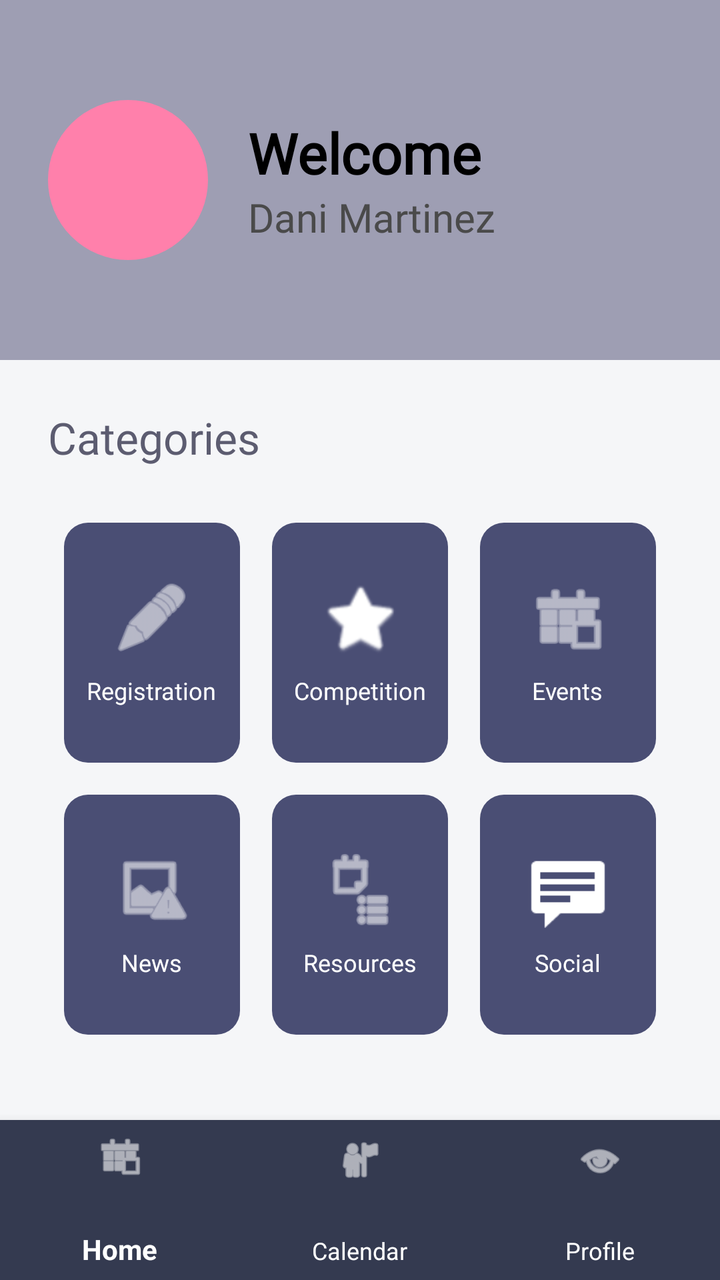
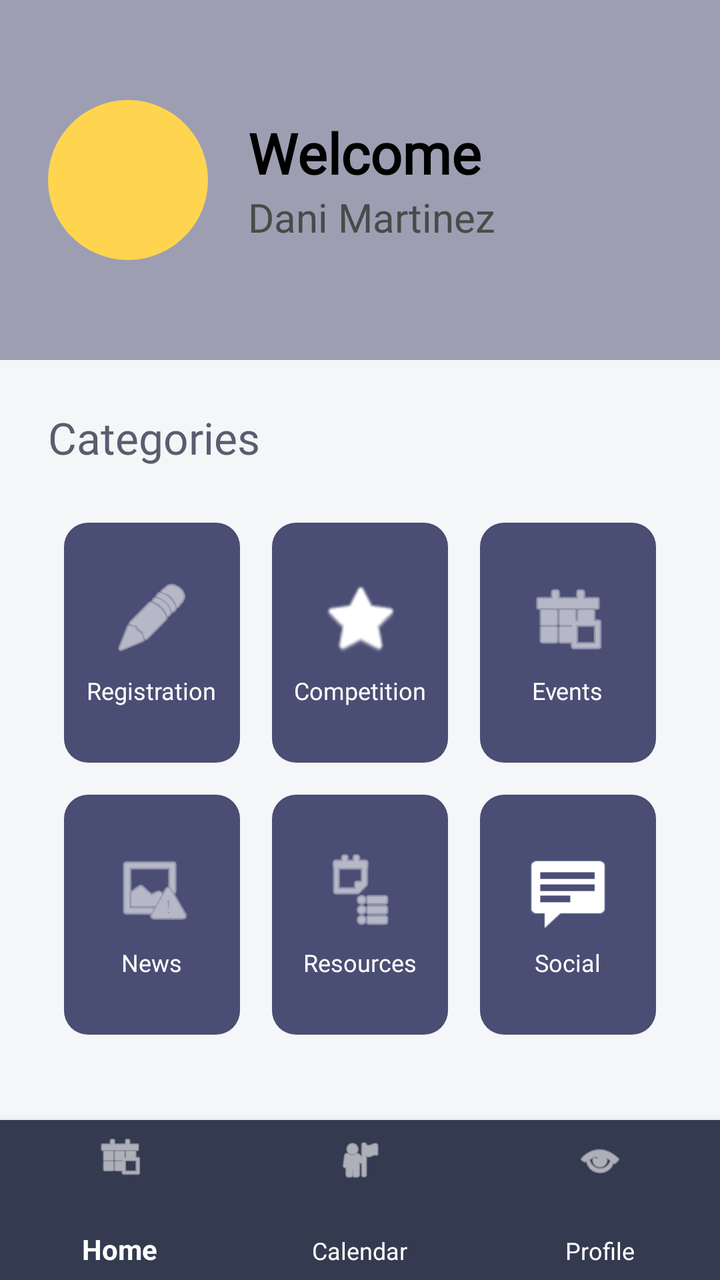

Two renders of the same Android screen: before a commit and after it. Below are the layout's source before the change and the commit's diff.
<!-- AndroidManifest.xml: activity theme Theme.FblaConnectV2 -->
<!-- res/layout/activity_main.xml -->
<?xml version="1.0" encoding="utf-8"?>
<RelativeLayout xmlns:android="http://schemas.android.com/apk/res/android"
    xmlns:app="http://schemas.android.com/apk/res-auto"
    android:layout_width="match_parent"
    android:layout_height="match_parent"
    android:background="#F5F6F8">

    <LinearLayout
        android:layout_width="match_parent"
        android:layout_height="match_parent"
        android:orientation="vertical">

        
        <LinearLayout
            android:id="@+id/headerLayout"
            android:layout_width="match_parent"
            android:layout_height="180dp"
            android:background="@color/header_grey"
            android:orientation="horizontal"
            android:padding="24dp"
            android:gravity="center_vertical">

            <View
                android:layout_width="80dp"
                android:layout_height="80dp"
                android:background="@drawable/circle_pink" />

            <LinearLayout
                android:layout_width="wrap_content"
                android:layout_height="wrap_content"
                android:layout_marginStart="20dp"
                android:orientation="vertical">

                <TextView
                    android:layout_width="wrap_content"
                    android:layout_height="wrap_content"
                    android:fontFamily="@font/raleway"
                    android:text="Welcome"
                    android:textColor="@color/black"
                    android:textSize="28sp"
                    android:textStyle="bold" />

                <TextView
                    android:id="@+id/txtUserName"
                    android:layout_width="wrap_content"
                    android:layout_height="wrap_content"
                    android:fontFamily="@font/raleway"
                    android:text="Dani Martinez"
                    android:textColor="#4A4A4A"
                    android:textSize="20sp" />
            </LinearLayout>
        </LinearLayout>

        
        <ScrollView
            android:id="@+id/dashboardView"
            android:layout_width="match_parent"
            android:layout_height="0dp"
            android:layout_weight="1"
            android:visibility="visible">

            <LinearLayout
                android:layout_width="match_parent"
                android:layout_height="wrap_content"
                android:orientation="vertical"
                android:padding="24dp">

                <TextView
                    android:layout_width="wrap_content"
                    android:layout_height="wrap_content"
                    android:fontFamily="@font/raleway"
                    android:text="Categories"
                    android:textColor="#5C5C70"
                    android:textSize="22sp"
                    android:layout_marginBottom="20dp" />

                <GridLayout
                    android:layout_width="match_parent"
                    android:layout_height="wrap_content"
                    android:columnCount="3"
                    android:alignmentMode="alignMargins"
                    android:columnOrderPreserved="false">

                    <LinearLayout
                        android:id="@+id/categoryRegistration"
                        android:layout_width="0dp"
                        android:layout_height="120dp"
                        android:layout_columnWeight="1"
                        android:layout_margin="8dp"
                        android:background="@drawable/category_item_background"
                        android:gravity="center"
                        android:orientation="vertical"
                        android:clickable="true"
                        android:focusable="true">
                        <ImageView android:layout_width="40dp" android:layout_height="40dp" android:src="@android:drawable/ic_menu_edit" app:tint="@color/white" />
                        <TextView android:layout_width="wrap_content" android:layout_height="wrap_content" android:layout_marginTop="8dp" android:fontFamily="@font/raleway" android:text="Registration" android:textColor="@color/white" android:textSize="12sp" />
                    </LinearLayout>

                    <LinearLayout
                        android:id="@+id/categoryCompetition"
                        android:layout_width="0dp"
                        android:layout_height="120dp"
                        android:layout_columnWeight="1"
                        android:layout_margin="8dp"
                        android:background="@drawable/category_item_background"
                        android:gravity="center"
                        android:orientation="vertical"
                        android:clickable="true"
                        android:focusable="true">
                        <ImageView android:layout_width="40dp" android:layout_height="40dp" android:src="@android:drawable/btn_star" app:tint="@color/white" />
                        <TextView android:layout_width="wrap_content" android:layout_height="wrap_content" android:layout_marginTop="8dp" android:fontFamily="@font/raleway" android:text="Competition" android:textColor="@color/white" android:textSize="12sp" />
                    </LinearLayout>

                    <LinearLayout
                        android:id="@+id/categoryEvents"
                        android:layout_width="0dp"
                        android:layout_height="120dp"
                        android:layout_columnWeight="1"
                        android:layout_margin="8dp"
                        android:background="@drawable/category_item_background"
                        android:gravity="center"
                        android:orientation="vertical"
                        android:clickable="true"
                        android:focusable="true">
                        <ImageView android:layout_width="40dp" android:layout_height="40dp" android:src="@android:drawable/ic_menu_today" app:tint="@color/white" />
                        <TextView android:layout_width="wrap_content" android:layout_height="wrap_content" android:layout_marginTop="8dp" android:fontFamily="@font/raleway" android:text="Events" android:textColor="@color/white" android:textSize="12sp" />
                    </LinearLayout>

                    <LinearLayout
                        android:id="@+id/categoryNews"
                        android:layout_width="0dp"
                        android:layout_height="120dp"
                        android:layout_columnWeight="1"
                        android:layout_margin="8dp"
                        android:background="@drawable/category_item_background"
                        android:gravity="center"
                        android:orientation="vertical"
                        android:clickable="true"
                        android:focusable="true">
                        <ImageView android:layout_width="40dp" android:layout_height="40dp" android:src="@android:drawable/ic_menu_report_image" app:tint="@color/white" />
                        <TextView android:layout_width="wrap_content" android:layout_height="wrap_content" android:layout_marginTop="8dp" android:fontFamily="@font/raleway" android:text="News" android:textColor="@color/white" android:textSize="12sp" />
                    </LinearLayout>

                    <LinearLayout
                        android:id="@+id/categoryResources"
                        android:layout_width="0dp"
                        android:layout_height="120dp"
                        android:layout_columnWeight="1"
                        android:layout_margin="8dp"
                        android:background="@drawable/category_item_background"
                        android:gravity="center"
                        android:orientation="vertical"
                        android:clickable="true"
                        android:focusable="true">
                        <ImageView android:layout_width="40dp" android:layout_height="40dp" android:src="@android:drawable/ic_menu_agenda" app:tint="@color/white" />
                        <TextView android:layout_width="wrap_content" android:layout_height="wrap_content" android:layout_marginTop="8dp" android:fontFamily="@font/raleway" android:text="Resources" android:textColor="@color/white" android:textSize="12sp" />
                    </LinearLayout>

                    <LinearLayout
                        android:id="@+id/categorySocial"
                        android:layout_width="0dp"
                        android:layout_height="120dp"
                        android:layout_columnWeight="1"
                        android:layout_margin="8dp"
                        android:background="@drawable/category_item_background"
                        android:gravity="center"
                        android:orientation="vertical"
                        android:clickable="true"
                        android:focusable="true">
                        <ImageView android:layout_width="40dp" android:layout_height="40dp" android:src="@android:drawable/stat_notify_chat" app:tint="@color/white" />
                        <TextView android:layout_width="wrap_content" android:layout_height="wrap_content" android:layout_marginTop="8dp" android:fontFamily="@font/raleway" android:text="Social" android:textColor="@color/white" android:textSize="12sp" />
                    </LinearLayout>

                    
                    <LinearLayout
                        android:id="@+id/categoryAddEvent"
                        android:layout_width="0dp"
                        android:layout_height="120dp"
                        android:layout_columnWeight="1"
                        android:layout_margin="8dp"
                        android:background="@drawable/category_item_background"
                        android:gravity="center"
                        android:orientation="vertical"
                        android:clickable="true"
                        android:focusable="true"
                        android:visibility="gone">
                        <ImageView android:layout_width="40dp" android:layout_height="40dp" android:src="@android:drawable/ic_menu_add" app:tint="@color/white" />
                        <TextView android:layout_width="wrap_content" android:layout_height="wrap_content" android:layout_marginTop="8dp" android:fontFamily="@font/raleway" android:text="Add Event" android:textColor="@color/white" android:textSize="12sp" />
                    </LinearLayout>

                    
                    <LinearLayout
                        android:id="@+id/categoryPostNews"
                        android:layout_width="0dp"
                        android:layout_height="120dp"
                        android:layout_columnWeight="1"
                        android:layout_margin="8dp"
                        android:background="@drawable/category_item_background"
                        android:gravity="center"
                        android:orientation="vertical"
                        android:clickable="true"
                        android:focusable="true"
                        android:visibility="gone">
                        <ImageView android:layout_width="40dp" android:layout_height="40dp" android:src="@android:drawable/ic_menu_info_details" app:tint="@color/white" />
                        <TextView android:layout_width="wrap_content" android:layout_height="wrap_content" android:layout_marginTop="8dp" android:fontFamily="@font/raleway" android:text="Post News" android:textColor="@color/white" android:textSize="12sp" />
                    </LinearLayout>
                </GridLayout>
            </LinearLayout>
        </ScrollView>

        
        <FrameLayout
            android:id="@+id/fragmentContainer"
            android:layout_width="match_parent"
            android:layout_height="0dp"
            android:layout_weight="1"
            android:visibility="gone" />

        
        <LinearLayout
            android:id="@+id/calendarContainer"
            android:layout_width="match_parent"
            android:layout_height="0dp"
            android:layout_weight="1"
            android:orientation="vertical"
            android:visibility="gone">
            <CalendarView android:id="@+id/calendarView" android:layout_width="match_parent" android:layout_height="wrap_content" android:layout_margin="16dp" />
            <ScrollView android:layout_width="match_parent" android:layout_height="0dp" android:layout_weight="1">
                <TextView android:id="@+id/eventDetailsText" android:layout_width="match_parent" android:layout_height="wrap_content" android:padding="20dp" android:textSize="16sp" android:text="👆 Select a date to view events" />
            </ScrollView>
        </LinearLayout>

        
        <ScrollView
            android:id="@+id/contentArea"
            android:layout_width="match_parent"
            android:layout_height="0dp"
            android:layout_weight="1"
            android:visibility="gone">
            <LinearLayout android:layout_width="match_parent" android:layout_height="wrap_content" android:orientation="vertical">
                <TextView android:id="@+id/contentText" android:layout_width="match_parent" android:layout_height="wrap_content" android:padding="40dp" android:textSize="18sp" android:text="Loading..." />
                <LinearLayout android:id="@+id/socialMediaButtons" android:layout_width="match_parent" android:layout_height="wrap_content" android:orientation="horizontal" android:gravity="center" android:padding="20dp" android:visibility="gone">
                    <Button android:id="@+id/btnInstagram" android:layout_width="0dp" android:layout_weight="1" android:layout_height="wrap_content" android:text="📷 IG" android:layout_margin="5dp" android:backgroundTint="@color/fbla_blue" />
                    <Button android:id="@+id/btnTwitter" android:layout_width="0dp" android:layout_weight="1" android:layout_height="wrap_content" android:text="🐦 TW" android:layout_margin="5dp" android:backgroundTint="@color/fbla_blue" />
                    <Button android:id="@+id/btnFacebook" android:layout_width="0dp" android:layout_weight="1" android:layout_height="wrap_content" android:text="👍 FB" android:layout_margin="5dp" android:backgroundTint="@color/fbla_blue" />
                </LinearLayout>
            </LinearLayout>
        </ScrollView>

        
        <com.google.android.material.bottomnavigation.BottomNavigationView
            android:id="@+id/bottomNav"
            android:layout_width="match_parent"
            android:layout_height="80dp"
            android:background="@color/nav_dark"
            app:itemIconTint="@color/white"
            app:itemTextColor="@color/white"
            app:menu="@menu/bottom_nav_menu" />

    </LinearLayout>
</RelativeLayout>
<!-- resources referenced by this layout -->
<resources>
  <color name="black">#000000</color>
  <color name="fbla_blue">#003B5C</color>
  <color name="header_grey">#9E9EB3</color>
  <color name="nav_dark">#343A50</color>
  <color name="white">#FFFFFF</color>
  <!-- drawable category_item_background (drawable) -->
  <?xml version="1.0" encoding="utf-8"?>
  <shape xmlns:android="http://schemas.android.com/apk/res/android"
      android:shape="rectangle">
      <solid android:color="@color/category_blue" />
      <corners android:radius="12dp" />
  </shape>
  <!-- drawable circle_pink (drawable) -->
  <?xml version="1.0" encoding="utf-8"?>
  <shape xmlns:android="http://schemas.android.com/apk/res/android"
      android:shape="oval">
      <solid android:color="@color/profile_pink" />
  </shape>
  <style name="Theme.FblaConnectV2" parent="Theme.AppCompat.Light.NoActionBar">
          <item name="colorPrimary">@color/fbla_blue</item>
          <item name="colorPrimaryDark">@color/fbla_blue</item>
          <item name="colorAccent">@color/fbla_gold</item>
          <item name="android:windowNoTitle">true</item>
          <item name="android:windowActionBar">false</item>
      </style>
  <color name="category_blue">#4A4E74</color>
  <color name="profile_pink">#FF80AB</color>
  <color name="fbla_gold">#FFD54F</color>
</resources>

<!-- the commit's change to res/layout/activity_main.xml (unified diff, before → after) -->
@@ -20,10 +20,15 @@
             android:padding="24dp"
             android:gravity="center_vertical">
 
-            <View
+            <TextView
+                android:id="@+id/profileImageLetter"
                 android:layout_width="80dp"
                 android:layout_height="80dp"
-                android:background="@drawable/circle_pink" />
+                android:background="@drawable/circle_yellow"
+                android:gravity="center"
+                android:textColor="@android:color/white"
+                android:textSize="40sp"
+                android:textStyle="bold" />
 
             <LinearLayout
                 android:layout_width="wrap_content"
@@ -230,22 +235,39 @@
             </ScrollView>
         </LinearLayout>
 
-        
-        <ScrollView
-            android:id="@+id/contentArea"
-            android:layout_width="match_parent"
-            android:layout_height="0dp"
-            android:layout_weight="1"
-            android:visibility="gone">
-            <LinearLayout android:layout_width="match_parent" android:layout_height="wrap_content" android:orientation="vertical">
-                <TextView android:id="@+id/contentText" android:layout_width="match_parent" android:layout_height="wrap_content" android:padding="40dp" android:textSize="18sp" android:text="Loading..." />
-                <LinearLayout android:id="@+id/socialMediaButtons" android:layout_width="match_parent" android:layout_height="wrap_content" android:orientation="horizontal" android:gravity="center" android:padding="20dp" android:visibility="gone">
-                    <Button android:id="@+id/btnInstagram" android:layout_width="0dp" android:layout_weight="1" android:layout_height="wrap_content" android:text="📷 IG" android:layout_margin="5dp" android:backgroundTint="@color/fbla_blue" />
-                    <Button android:id="@+id/btnTwitter" android:layout_width="0dp" android:layout_weight="1" android:layout_height="wrap_content" android:text="🐦 TW" android:layout_margin="5dp" android:backgroundTint="@color/fbla_blue" />
-                    <Button android:id="@+id/btnFacebook" android:layout_width="0dp" android:layout_weight="1" android:layout_height="wrap_content" android:text="👍 FB" android:layout_margin="5dp" android:backgroundTint="@color/fbla_blue" />
-                </LinearLayout>
-            </LinearLayout>
-        </ScrollView>
+        <LinearLayout
+                android:id="@+id/socialMediaButtons"
+                android:layout_width="match_parent"
+                android:layout_height="wrap_content"
+                android:orientation="horizontal"
+                android:gravity="center"
+                android:padding="20dp"
+                android:visibility="gone">
+            <Button
+                android:id="@+id/btnInstagram"
+                android:layout_width="0dp"
+                android:layout_weight="1"
+                android:layout_height="wrap_content"
+                android:text="📷 IG"
+                android:layout_margin="5dp"
+                android:backgroundTint="@color/fbla_blue" />
+            <Button
+                android:id="@+id/btnTwitter"
+                android:layout_width="0dp"
+                android:layout_weight="1"
+                android:layout_height="wrap_content"
+                android:text="🐦 TW"
+                android:layout_margin="5dp"
+                android:backgroundTint="@color/fbla_blue" />
+            <Button
+                android:id="@+id/btnFacebook"
+                android:layout_width="0dp"
+                android:layout_weight="1"
+                android:layout_height="wrap_content"
+                android:text="👍 FB"
+                android:layout_margin="5dp"
+                android:backgroundTint="@color/fbla_blue" />
+        </LinearLayout>
 
         
         <com.google.android.material.bottomnavigation.BottomNavigationView
<!-- resource entries referenced after the edit -->
@@ -12,11 +12,11 @@
       <solid android:color="@color/category_blue" />
       <corners android:radius="12dp" />
   </shape>
-  <!-- drawable circle_pink (drawable) -->
+  <!-- drawable circle_yellow (drawable) -->
   <?xml version="1.0" encoding="utf-8"?>
   <shape xmlns:android="http://schemas.android.com/apk/res/android"
       android:shape="oval">
-      <solid android:color="@color/profile_pink" />
+      <solid android:color="@color/fbla_gold" />
   </shape>
   <style name="Theme.FblaConnectV2" parent="Theme.AppCompat.Light.NoActionBar">
           <item name="colorPrimary">@color/fbla_blue</item>
@@ -26,7 +26,6 @@
           <item name="android:windowActionBar">false</item>
       </style>
   <color name="category_blue">#4A4E74</color>
-  <color name="profile_pink">#FF80AB</color>
   <color name="fbla_gold">#FFD54F</color>
 </resources>
 
